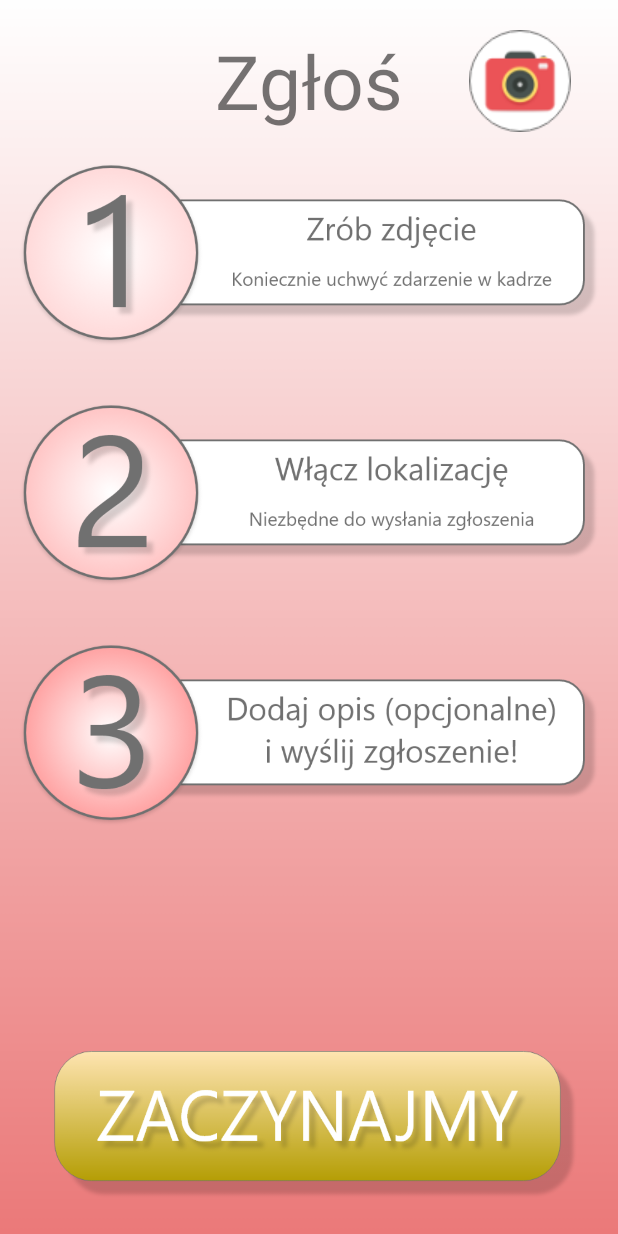
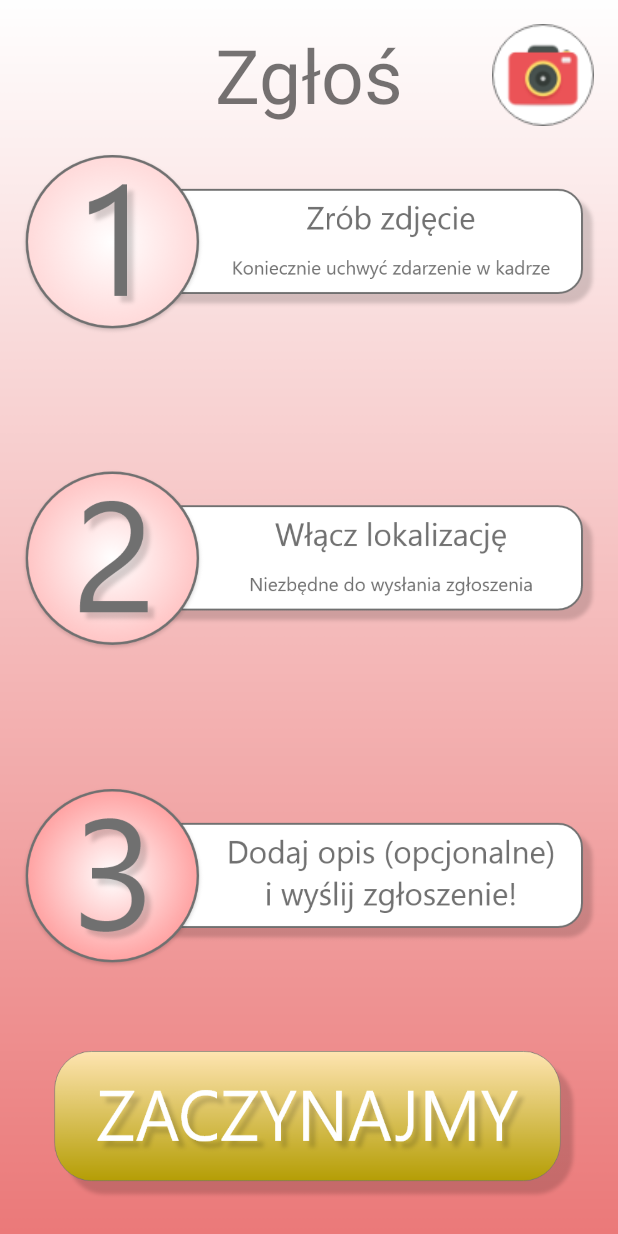
Before and after one commit to Niewiaro/Drzewol, an Android app: the Zglos screen opened directly, with no data from a screen before it, on a phone screen of 412 x 824 dp. Run offline under Robolectric (Android 15) with nearby library versions, the phone set to English and light mode, and no system bars.

Commit message:
Naprawiony layout

```diff
--- a/app/src/main/res/layout/activity_zglos.xml
+++ b/app/src/main/res/layout/activity_zglos.xml
@@ -21,70 +21,59 @@
             app:layout_constraintBottom_toBottomOf="parent"
             app:layout_constraintEnd_toEndOf="parent"
             app:layout_constraintStart_toStartOf="parent" />
-    </androidx.constraintlayout.widget.ConstraintLayout>
 
         <ImageView
             android:id="@+id/imageView"
             android:layout_width="wrap_content"
             android:layout_height="wrap_content"
-        android:layout_alignParentStart="true"
-        android:layout_alignParentTop="true"
-        android:layout_alignParentEnd="true"
-        android:layout_marginStart="301dp"
-        android:layout_marginTop="20dp"
-        android:layout_marginEnd="20dp"
+            android:layout_marginTop="16dp"
+            android:layout_marginEnd="16dp"
             android:transitionName="aparat123"
+            app:layout_constraintEnd_toEndOf="parent"
+            app:layout_constraintTop_toTopOf="parent"
             app:srcCompat="@drawable/aparat" />
 
         <TextView
             android:id="@+id/zglos"
             android:layout_width="wrap_content"
             android:layout_height="wrap_content"
-        android:layout_alignParentStart="true"
-        android:layout_alignParentTop="true"
-        android:layout_alignParentEnd="true"
-        android:layout_marginStart="130dp"
-        android:layout_marginTop="20dp"
-        android:layout_marginEnd="130dp"
+            android:layout_marginTop="16dp"
             android:gravity="center_horizontal|center_vertical"
             android:text="Zgłoś"
-        android:textSize="50dp" />
+            android:textSize="50dp"
+            app:layout_constraintEnd_toEndOf="parent"
+            app:layout_constraintStart_toStartOf="parent"
+            app:layout_constraintTop_toTopOf="parent" />
 
         <ImageView
             android:id="@+id/zglos1"
             android:layout_width="385dp"
-        android:layout_height="252dp"
-        android:layout_alignParentStart="true"
-        android:layout_alignParentTop="true"
-        android:layout_alignParentEnd="true"
-        android:layout_marginStart="12dp"
-        android:layout_marginTop="39dp"
-        android:layout_marginEnd="12dp"
+            android:layout_height="149dp"
+            app:layout_constraintEnd_toEndOf="parent"
+            app:layout_constraintStart_toStartOf="parent"
+            app:layout_constraintTop_toBottomOf="@+id/zglos"
             app:srcCompat="@drawable/zglos1" />
 
         <ImageView
             android:id="@+id/zglos2"
             android:layout_width="385dp"
-        android:layout_height="252dp"
-        android:layout_alignParentStart="true"
-        android:layout_alignParentTop="true"
-        android:layout_alignParentEnd="true"
-        android:layout_marginStart="12dp"
-        android:layout_marginTop="199dp"
-        android:layout_marginEnd="12dp"
+            android:layout_height="151dp"
+            app:layout_constraintBottom_toTopOf="@+id/zglos3"
+            app:layout_constraintEnd_toEndOf="parent"
+            app:layout_constraintStart_toStartOf="parent"
+            app:layout_constraintTop_toBottomOf="@+id/zglos1"
             app:srcCompat="@drawable/zglos2" />
 
         <ImageView
             android:id="@+id/zglos3"
             android:layout_width="385dp"
-        android:layout_height="252dp"
-        android:layout_alignParentStart="true"
-        android:layout_alignParentTop="true"
-        android:layout_alignParentEnd="true"
-        android:layout_marginStart="12dp"
-        android:layout_marginTop="359dp"
-        android:layout_marginEnd="12dp"
+            android:layout_height="152dp"
+            android:layout_marginBottom="44dp"
+            app:layout_constraintBottom_toTopOf="@+id/zaczynajmy"
+            app:layout_constraintEnd_toEndOf="parent"
+            app:layout_constraintStart_toStartOf="parent"
             app:srcCompat="@drawable/zglos3" />
+    </androidx.constraintlayout.widget.ConstraintLayout>
 
     <TextView
         android:id="@+id/textView"
```
Also changed, not shown: app/src/main/AndroidManifest.xml (+13 -4 lines), app/src/main/res/layout/activity_lista.xml (+20 -19 lines), app/src/main/res/layout/activity_mapa.xml (+14 -16 lines), app/src/main/res/layout/activity_opis.xml (+22 -26 lines). Lines whose indentation alone changed are shown as unchanged.
